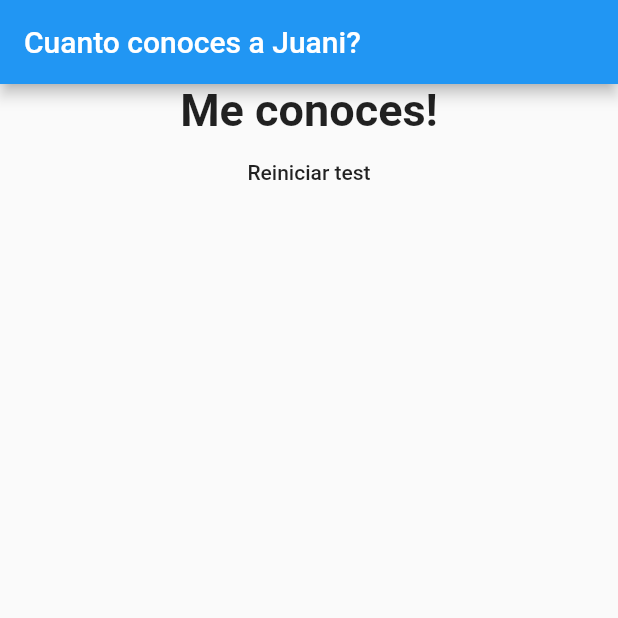
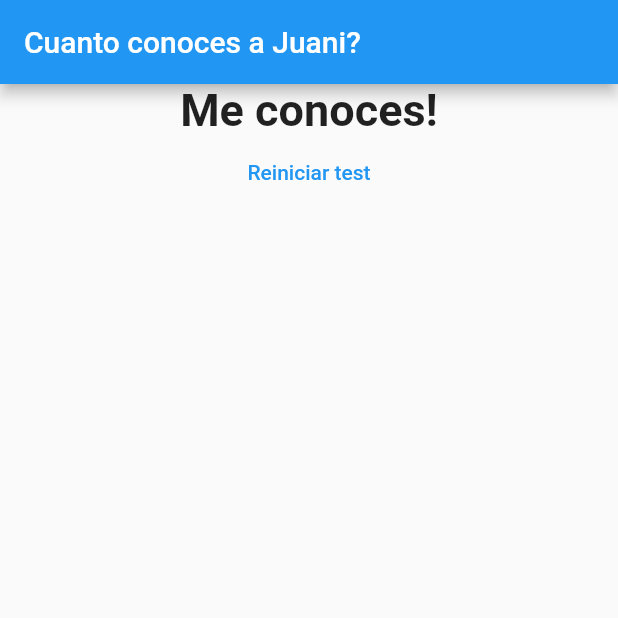
Before and after one commit to JuaniV2002/quiz_app, a Flutter app: the screen it shows after launch, after a tap on "Juan", after a tap on "Biologia", after a tap on "Belu", on a phone screen of 412 x 824 dp, the top half of it. Run offline on Flutter 3.47's test engine with Material 2 defaults, Android fonts, the phone set to English and light mode, and no system bars.

Commit message:
Switched old buttons to newer ones

```diff
--- a/lib/answer.dart
+++ b/lib/answer.dart
@@ -10,9 +10,7 @@ class Answer extends StatelessWidget {
   Widget build(BuildContext context) {
     return Container(
       width: double.infinity,
-      child: RaisedButton(
-        color: Colors.blue,
-        textColor: Colors.white,
+      child: ElevatedButton(
         child: Text(answerText),
         onPressed: selectHandler,
       ),
--- a/lib/result.dart
+++ b/lib/result.dart
@@ -1,4 +1,3 @@
-// ignore_for_file: deprecated_member_use
 import 'package:flutter/material.dart';
 
 class Result extends StatelessWidget {
@@ -28,7 +27,7 @@ class Result extends StatelessWidget {
             resultPhrase,
             style: TextStyle(fontSize: 30, fontWeight: FontWeight.bold),
           ),
-          FlatButton(
+          TextButton(
             child: Text('Reiniciar test'),
             onPressed: resetHandler,
           ),
```
Also changed, not shown: 2 other files.
